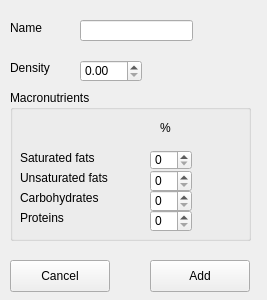
Before: the Qt Designer form src/addfoodwidget.ui in MaGnaFlo/MacroCount, drawn with Qt 5.
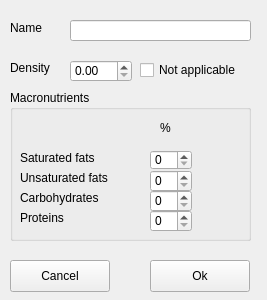
After: the same form once the commit is applied.

```diff
--- a/src/addfoodwidget.ui
+++ b/src/addfoodwidget.ui
@@ -152,7 +152,7 @@
   <widget class="QDoubleSpinBox" name="spinDensity">
    <property name="geometry">
     <rect>
-     <x>80</x>
+     <x>70</x>
      <y>60</y>
      <width>62</width>
      <height>22</height>
@@ -175,9 +175,9 @@
   <widget class="QLineEdit" name="lineEditFoodName">
    <property name="geometry">
     <rect>
-     <x>80</x>
+     <x>70</x>
      <y>20</y>
-     <width>113</width>
+     <width>181</width>
      <height>21</height>
     </rect>
    </property>
@@ -192,7 +192,7 @@
     </rect>
    </property>
    <property name="text">
-    <string>Add</string>
+    <string>Ok</string>
    </property>
   </widget>
   <widget class="QPushButton" name="btnCancel">
@@ -208,6 +208,19 @@
     <string>Cancel</string>
    </property>
   </widget>
+  <widget class="QCheckBox" name="checkBox">
+   <property name="geometry">
+    <rect>
+     <x>140</x>
+     <y>60</y>
+     <width>111</width>
+     <height>20</height>
+    </rect>
+   </property>
+   <property name="text">
+    <string>Not applicable</string>
+   </property>
+  </widget>
  </widget>
  <resources/>
  <connections/>
```
Left out of the diff: 2 changed lines with no effect on the pictures.
